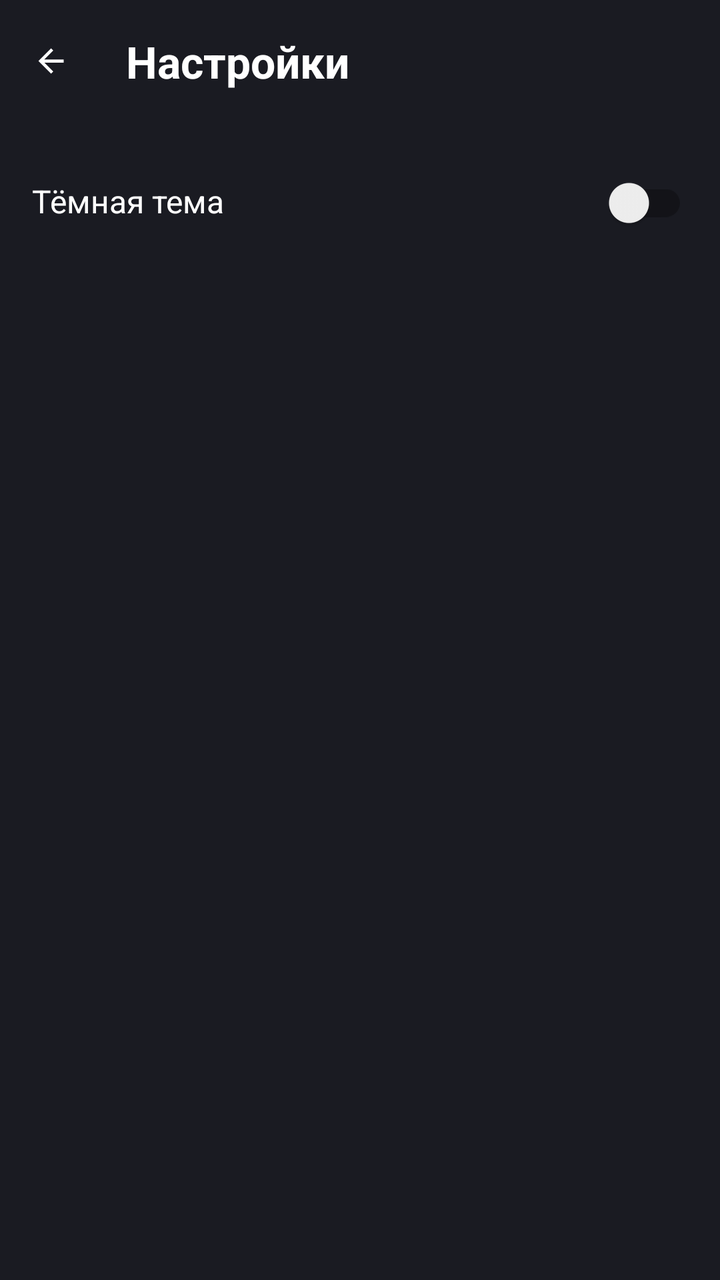
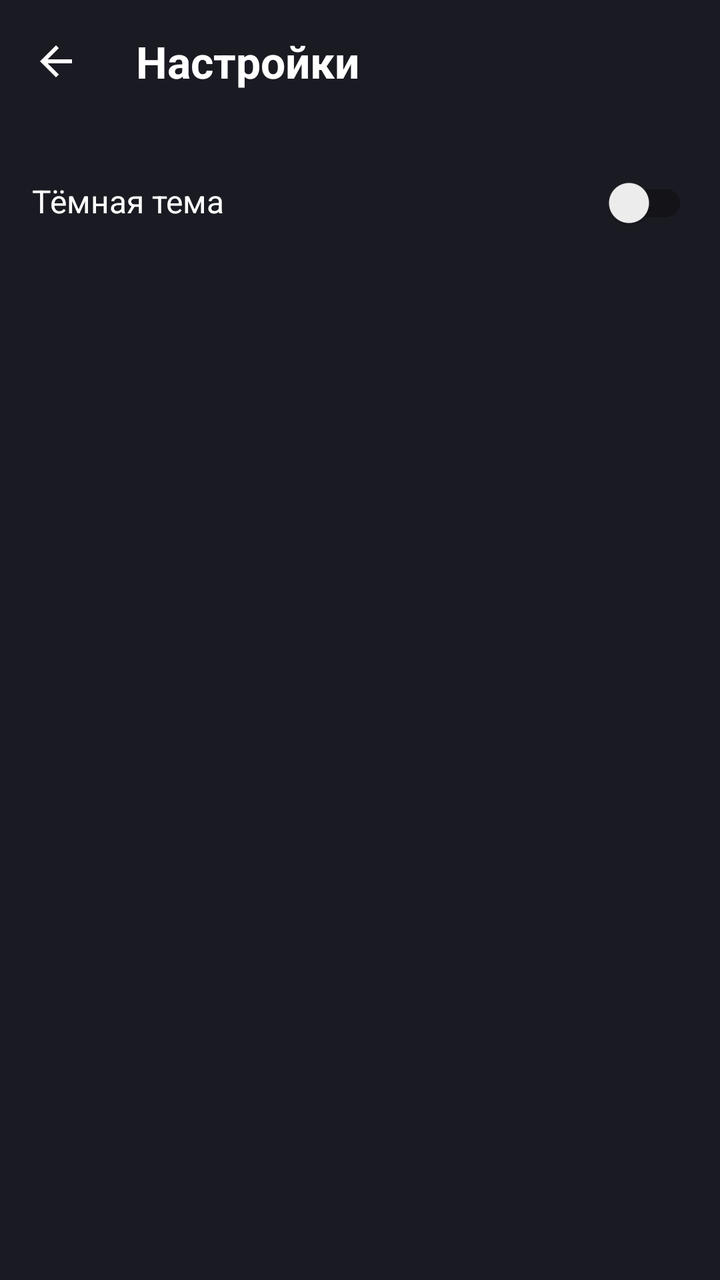

The first picture is an Android layout as it rendered before a commit; the second is the same layout after the commit. The layout source and the unified diff follow.
<!-- AndroidManifest.xml: application theme Theme.MaterialComponents.DayNight.NoActionBar -->
<!-- res/layout/activity_settings.xml -->
<?xml version="1.0" encoding="utf-8"?>
<LinearLayout xmlns:android="http://schemas.android.com/apk/res/android"
    xmlns:app="http://schemas.android.com/apk/res-auto"
    android:layout_width="match_parent"
    android:layout_height="match_parent"
    android:background="@color/dark_background"
    android:orientation="vertical">

    <TextView
        android:layout_width="match_parent"
        android:layout_height="wrap_content"
        android:drawableStart="@drawable/arrow"
        android:drawablePadding="@dimen/margin_large"
        android:padding="@dimen/padding_default"
        android:text="@string/settings"
        android:textColor="@color/text_primary"
        android:textSize="@dimen/text_title"
        android:textStyle="bold"
        app:drawableTint="@color/text_primary" />

    <LinearLayout
        android:layout_width="match_parent"
        android:layout_height="wrap_content"
        android:orientation="horizontal"
        android:padding="@dimen/padding_default"
        android:paddingStart="@dimen/padding_medium"
        android:paddingEnd="@dimen/padding_medium">

        <TextView
            android:layout_width="0dp"
            android:layout_height="wrap_content"
            android:layout_weight="1"
            android:text="@string/dark_theme"
            android:textColor="@color/text_primary"
            android:textSize="@dimen/text_normal" />

        <androidx.appcompat.widget.SwitchCompat
            android:layout_width="wrap_content"
            android:layout_height="wrap_content" />

    </LinearLayout>

</LinearLayout>
<!-- resources referenced by this layout -->
<resources>
  <color name="dark_background">#1A1B22</color>
  <color name="text_primary">#FFFFFF</color>
  <dimen name="margin_large">28dp</dimen>
  <dimen name="padding_default">16dp</dimen>
  <dimen name="padding_medium">20dp</dimen>
  <dimen name="text_normal">16sp</dimen>
  <dimen name="text_title">22sp</dimen>
  <!-- drawable arrow (drawable) -->
  <vector xmlns:android="http://schemas.android.com/apk/res/android" android:height="19dp" android:viewportHeight="960" android:viewportWidth="960" android:width="19dp">
        
      <path android:fillColor="#1f1f1f" android:pathData="m313,520 l224,224 -57,56 -320,-320 320,-320 57,56 -224,224h487v80L313,520Z"/>
      
  </vector>
  <string name="dark_theme">Тёмная тема</string>
  <string name="settings">Настройки</string>
</resources>

<!-- the commit's change to res/layout/activity_settings.xml (unified diff, before → after) -->
@@ -6,17 +6,31 @@
     android:background="@color/dark_background"
     android:orientation="vertical">
 
-    <TextView
+    <LinearLayout
         android:layout_width="match_parent"
         android:layout_height="wrap_content"
-        android:drawableStart="@drawable/arrow"
-        android:drawablePadding="@dimen/margin_large"
-        android:padding="@dimen/padding_default"
-        android:text="@string/settings"
-        android:textColor="@color/text_primary"
-        android:textSize="@dimen/text_title"
-        android:textStyle="bold"
-        app:drawableTint="@color/text_primary" />
+        android:orientation="horizontal"
+        android:padding="@dimen/padding_default">
+
+        <ImageView
+            android:id="@+id/iv_back"
+            android:layout_width="@dimen/icon_size"
+            android:layout_height="@dimen/icon_size"
+            android:layout_gravity="center_vertical"
+            android:src="@drawable/arrow"
+            android:contentDescription="@string/back"
+            app:tint="@color/text_primary" />
+
+        <TextView
+            android:layout_width="wrap_content"
+            android:layout_height="wrap_content"
+            android:layout_marginStart="@dimen/margin_large"
+            android:text="@string/settings"
+            android:textColor="@color/text_primary"
+            android:textSize="@dimen/text_title"
+            android:textStyle="bold" />
+
+    </LinearLayout>
 
     <LinearLayout
         android:layout_width="match_parent"
<!-- resource entries referenced after the edit -->
@@ -2,6 +2,7 @@
 <resources>
   <color name="dark_background">#1A1B22</color>
   <color name="text_primary">#FFFFFF</color>
+  <dimen name="icon_size">24dp</dimen>
   <dimen name="margin_large">28dp</dimen>
   <dimen name="padding_default">16dp</dimen>
   <dimen name="padding_medium">20dp</dimen>
@@ -13,6 +14,7 @@
       <path android:fillColor="#1f1f1f" android:pathData="m313,520 l224,224 -57,56 -320,-320 320,-320 57,56 -224,224h487v80L313,520Z"/>
       
   </vector>
+  <string name="back">Назад</string>
   <string name="dark_theme">Тёмная тема</string>
   <string name="settings">Настройки</string>
 </resources>
